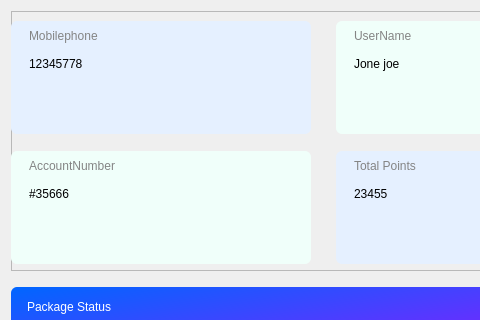
Qt form widget/Setting/WAccountPage.ui (yechaoGitHub/AI) before a commit; both pictures show x 0 to 480 and y 0 to 320 of the 658 by 542 pixel window.
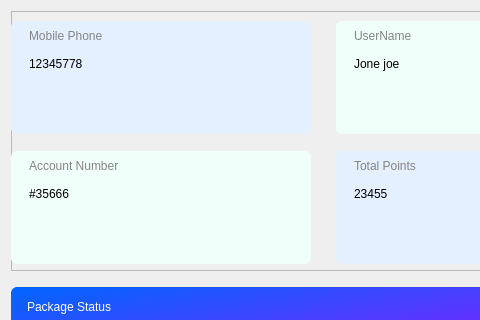
The same form after that commit.

What changed in the file:
```diff
--- a/widget/Setting/WAccountPage.ui
+++ b/widget/Setting/WAccountPage.ui
@@ -135,7 +135,7 @@
           <string notr="true">color:#848484;</string>
          </property>
          <property name="text">
-          <string>Mobilephone</string>
+          <string>Mobile Phone</string>
          </property>
         </widget>
        </item>
@@ -315,7 +315,7 @@
           <string notr="true">color:#848484;</string>
          </property>
          <property name="text">
-          <string>AccountNumber</string>
+          <string>Account Number</string>
          </property>
         </widget>
        </item>
```
